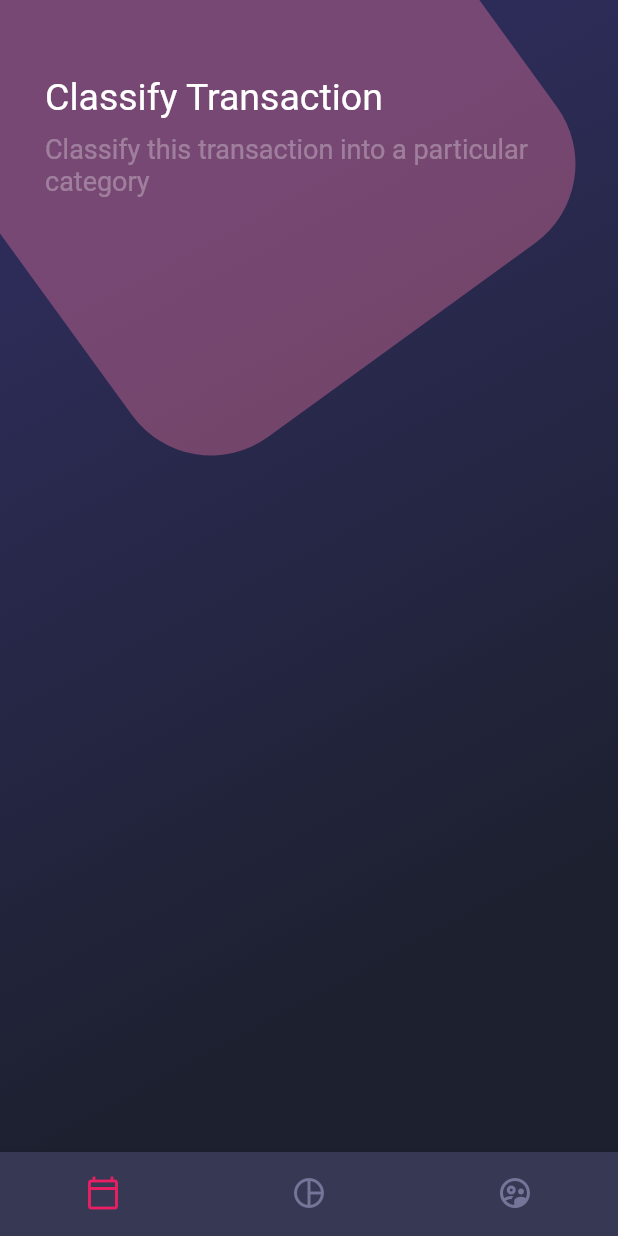
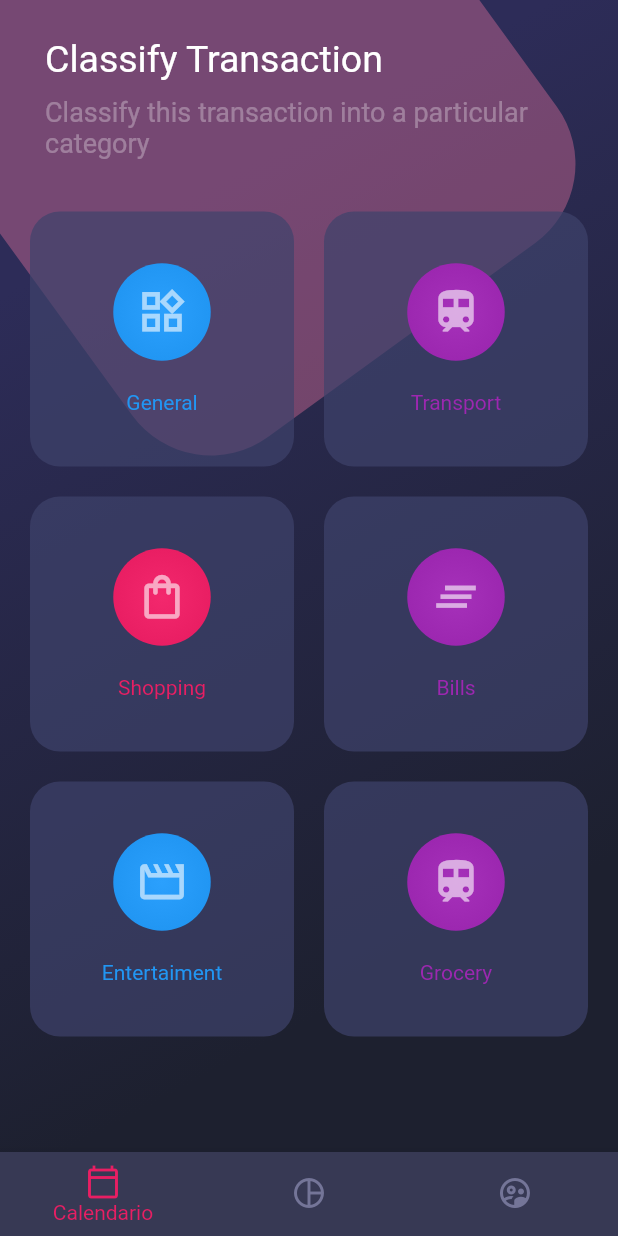
Before and after one commit to luishg76/designs_flutter, a Flutter app: the screen it shows after launch, on a phone screen of 412 x 824 dp. Run offline on Flutter 3.47's test engine with Material 2 defaults, Android fonts, the phone set to English and light mode, and no system bars.

Commit message:
salva(15-09-022)laptop

```diff
--- a/lib/screens/home_screen.dart
+++ b/lib/screens/home_screen.dart
@@ -26,18 +26,93 @@ class _BodyHome extends StatelessWidget {
     return SafeArea(
       bottom: false,
       child: SingleChildScrollView(
-           child: Container(
-             padding: EdgeInsets.only(left: 30.0, top: 50.0, right: 15.0),
-             child: Column(
+           child:Column(
               crossAxisAlignment: CrossAxisAlignment.start,
               children: [
-                Text('Classify Transaction', style: TextStyle(color: Colors.white, fontSize: 25, ),),
-                SizedBox(height: 10,),
-                Text('Classify this transaction into a particular category', style: TextStyle(color: Colors.white30, fontSize: 18, ))
+                _titleWidget(),
+                _TableWidget(),
               ],
              ),
            ),
-      ),
-    );
+      );
   }
 }
+
+class _TableWidget extends StatelessWidget {
+
+  @override
+  Widget build(BuildContext context) {
+     return Container(
+        padding: EdgeInsets.only(top: 25, left: 10,right: 10),
+        child: Table(
+          children: [
+            TableRow(
+              children:[_SingleCardWidget(title: 'General',icono: Icons.widgets_outlined, color:Colors.blue),
+                        _SingleCardWidget(title: 'Transport',icono: Icons.train, color:Colors.purple)]
+            ),
+            TableRow(
+              children:[_SingleCardWidget(title: 'Shopping',icono: Icons.shopping_bag_outlined, color:Colors.pink),
+                        _SingleCardWidget(title: 'Bills',icono: Icons.clear_all_outlined, color:Colors.purple)]
+            ),
+            TableRow(
+              children:[_SingleCardWidget(title: 'Entertaiment',icono: Icons.movie_outlined, color:Colors.blue),
+                        _SingleCardWidget(title: 'Grocery',icono: Icons.train, color:Colors.purple)]
+            ),
+          ]
+          ),
+       );
+  }
+}
+
+class _SingleCardWidget extends StatelessWidget {
+  final Color color;
+  final IconData icono;
+  final String title;
+  _SingleCardWidget({required this.title, required this.icono, required this.color});
+
+  @override
+  Widget build(BuildContext context) {
+     return Container(
+        margin: EdgeInsets.all(10),
+        height: 170,
+        decoration: BoxDecoration(borderRadius: BorderRadius.circular(20), color: Color.fromRGBO(62, 66, 107, 0.7)),
+        child: Column(
+          mainAxisAlignment: MainAxisAlignment.center,
+          children: [
+            Container(
+              //height: 60,
+              //width: 60,
+              padding: EdgeInsets.all(15),
+              margin: EdgeInsets.only(bottom: 20),
+              decoration: BoxDecoration(
+                borderRadius: BorderRadius.circular(60),
+                gradient: RadialGradient(colors:[Color.fromRGBO(color.red+10, color.green+10, color.blue+10, 1), color ])
+                ),
+              child:Icon(icono,color:Colors.white60, size: 35,)
+              ),
+            //SizedBox(height: 25),
+            Text(title, style: TextStyle(color: color, ),)
+          ],
+
+        ),
+       );
+  }
+}
+
+class _titleWidget extends StatelessWidget {
+
+  @override
+  Widget build(BuildContext context) {
+     return Container(
+             padding: EdgeInsets.only(left: 30.0, top: 25.0, right: 30.0),
+             child: Column(
+                  crossAxisAlignment: CrossAxisAlignment.start,
+                  children: [
+                     Text('Classify Transaction', style: TextStyle(color: Colors.white, fontSize: 25, ),),
+                     SizedBox(height: 10,),
+                     Text('Classify this transaction into a particular category', style: TextStyle(color: Colors.white30, fontSize: 18, ))
+        ],
+       )
+      );
+  }
+}
--- a/lib/widgets/custom_botton_navigation.dart
+++ b/lib/widgets/custom_botton_navigation.dart
@@ -1,17 +1,24 @@
 import 'package:flutter/material.dart';
 
 
-class CustomBottonNavigation extends StatelessWidget {
+class CustomBottonNavigation extends StatefulWidget {
+
+  @override
+  State<CustomBottonNavigation> createState() => _CustomBottonNavigationState();
+}
+
+class _CustomBottonNavigationState extends State<CustomBottonNavigation> {
+  int _selectIndex=0;
 
   @override
   Widget build(BuildContext context) {
      return BottomNavigationBar(
       selectedItemColor: Colors.pink,
+      //showSelectedLabels: false,
       unselectedItemColor: Color.fromRGBO(116,117,152,1),
+      showUnselectedLabels: false,
       backgroundColor: Color.fromRGBO(55, 57, 84, 1),
-      showSelectedLabels: false,
-      showUnselectedLabels: false,
-      //currentIndex: 0,
+      currentIndex: _selectIndex,
       items: [
         BottomNavigationBarItem(
           icon: Icon(Icons.calendar_today_outlined),
@@ -21,12 +28,19 @@ class CustomBottonNavigation extends StatelessWidget {
           icon: Icon(Icons.pie_chart_outline_outlined),
           label: 'Grafico'
           ),
-          BottomNavigationBarItem(
+        BottomNavigationBarItem(
           icon: Icon(Icons.supervised_user_circle_outlined),
           label: 'Usuarios'
           )
       ],
 
+      onTap: (index){
+        setState(() {
+          _selectIndex=index;
+        });
+      },
+
       );
+
   }
 }
```
Also changed, not shown: lib/widgets/card_widget.dart (added).
